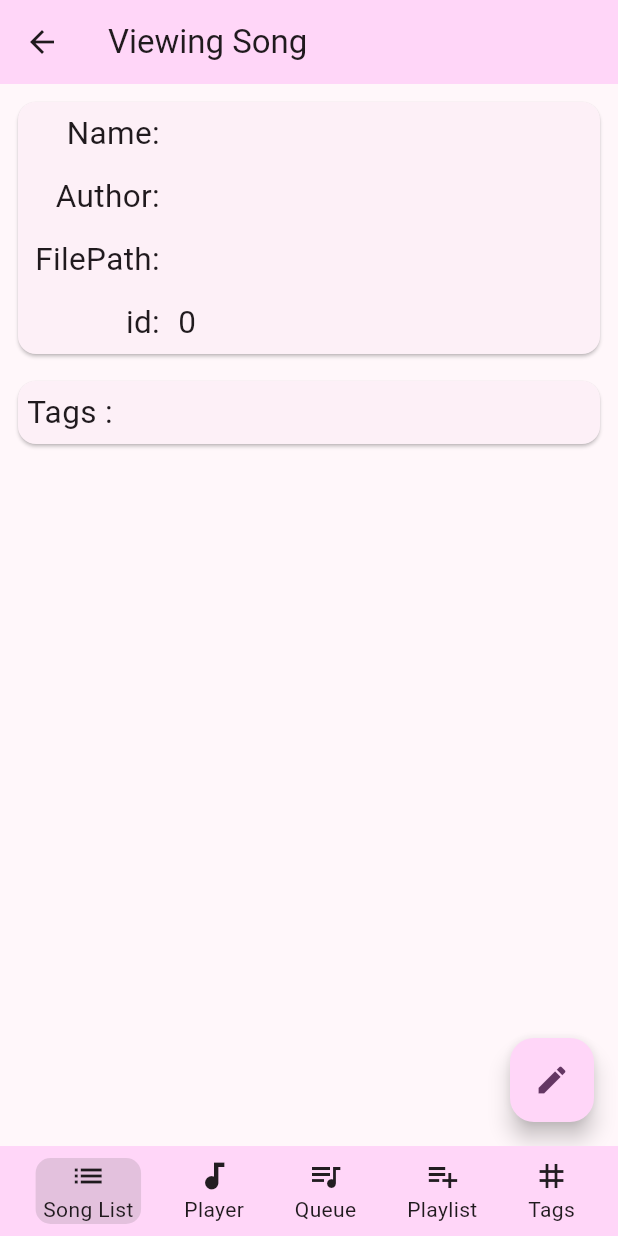
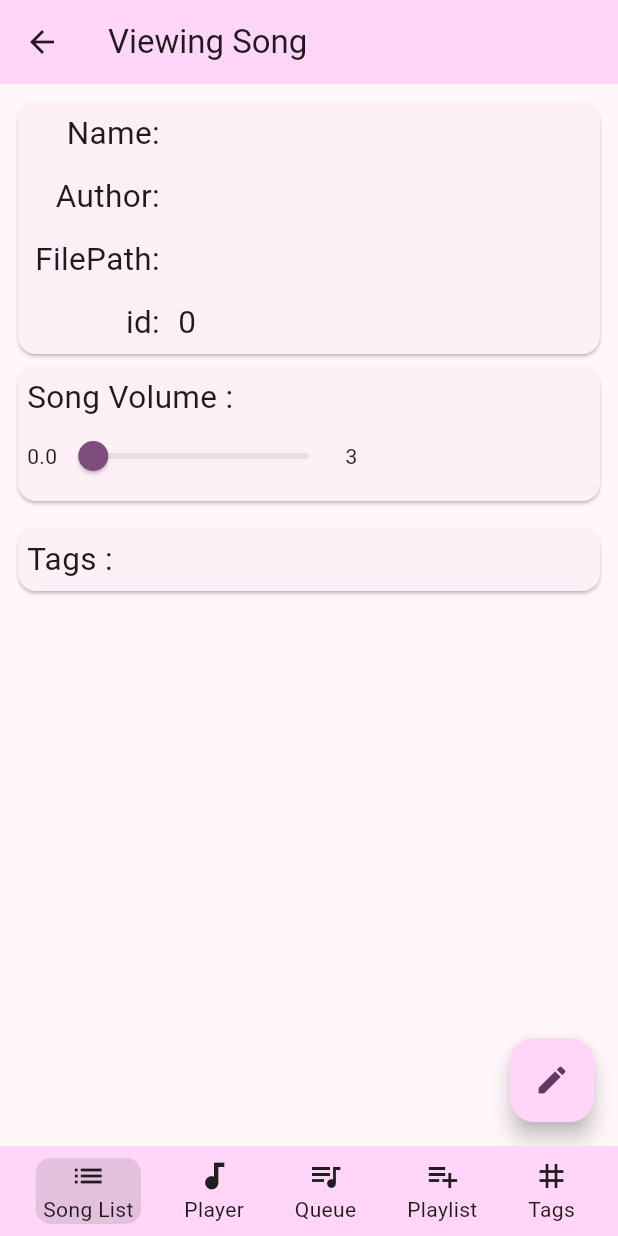
Before and after one commit to OnlyTravis/CustomPlayer_mobileapp, a Flutter app: the EditSongPage screen opened directly with empty values, on a phone screen of 412 x 824 dp. Run offline on Flutter 3.47's test engine with Material 3 defaults, Android fonts, the phone set to English and light mode, and no system bars; our stand-ins replace audio_service, just_audio, permission_handler, rxdart, sqflite, video_player; accounts and stored records are empty; statements that could not run were skipped.

Commit message:
Added Volume Control to Individual Song

```diff
--- a/lib/code/audio_handler.dart
+++ b/lib/code/audio_handler.dart
@@ -217,7 +217,7 @@ class MusicHandler extends BaseAudioHandler with SeekHandler {
   Future<void> playFileAudio(Song song) async {
     await audio_player.setAudioSource(AudioSource.file("${file_handler.root_folder_path}/${song.song_path}"));
     await audio_player.seek(Duration.zero);
-
+    await audio_player.setVolume(song.volume);
     await audio_player.play();
   }
 
--- a/lib/code/database.dart
+++ b/lib/code/database.dart
@@ -11,16 +11,18 @@ class Song {
   String song_path;
   List<int> tag_id_list;
   String? author;
+  double volume;
   bool is_video;
   int song_id;
 
-  Song(this.song_name, this.song_path, this.tag_id_list, this.author, this.is_video, this.song_id);
+  Song(this.song_name, this.song_path, this.tag_id_list, this.author, this.volume, this.is_video, this.song_id);
 
   Song.fromMap(Map<String, Object?> query_result): this(
     query_result["song_name"] as String,
     query_result["song_path"] as String,
     (query_result["tag_id_list_json"] == null)?[]:jsonDecode(query_result["tag_id_list_json"] as String).cast<int>(),
     query_result["author"] as String?,
+    (query_result["volume"] == null)?1:query_result["volume"] as double,
     query_result["is_video"] == 1,
     query_result["song_id"] as int
   );
@@ -112,6 +114,7 @@ class DatabaseHandler {
         song_path TEXT UNIQUE,
         tag_id_list_json TEXT,
         author TEXT,
+        volume REAL,
         is_video INTEGER NOT NULL,
         song_id INTEGER PRIMARY KEY AUTOINCREMENT
       )
@@ -255,6 +258,15 @@ class DatabaseHandler {
     await db.rawUpdate('''
       UPDATE Songs
       SET author = '$author'
+      WHERE song_id = $song_id
+    ''');
+
+    return true;
+  }
+  Future<bool> changeSongVolume(int song_id, double volume) async {
+    await db.rawUpdate('''
+      UPDATE Songs
+      SET volume = $volume
       WHERE song_id = $song_id
     ''');
 
@@ -446,16 +458,16 @@ class DatabaseHandler {
     return return_arr;
   }
   Future<Song> getSongFromEntity(FileEntity entity) async {
-    //try {
+    try {
       final result = await db.rawQuery('''
         SELECT * FROM Songs where song_path = '${preventSqlInjection(entity.getFullPath())}'
       ''');
       if (result.isNotEmpty) return Song.fromMap(result.first);
-      return Song("Error", "Error", [], "Error", false, -1);
-    /*} catch (err) {
+      return Song("Error", "Error", [], "Error", 1, false, -1);
+    } catch (err) {
       print(err);
-      return Song("Error", "Error", [], "Error", false, -1);
-    }*/
+      return Song("Error", "Error", [], "Error", 1, false, -1);
+    }
   }
 
   Future<List<Tag>> getAllTags() async {
--- a/lib/pages/edit_song.dart
+++ b/lib/pages/edit_song.dart
@@ -12,6 +12,8 @@ class EditSongPage extends StatefulWidget {
 }
 
 class _EditSongPageState extends State<EditSongPage> {
+  double volume = 1;
+
   bool is_editing = false;
   bool is_adding_tag = false;
   List<Tag> song_tag_list = [];
@@ -20,6 +22,9 @@ class _EditSongPageState extends State<EditSongPage> {
   @override
   void initState() {
     initTagList();
+    setState(() {
+      volume = widget.song.volume;
+    });
     super.initState();
   }
 
@@ -67,6 +72,7 @@ class _EditSongPageState extends State<EditSongPage> {
             crossAxisAlignment: CrossAxisAlignment.start,
             children: [
               InfoTable(),
+              VolumeSlider(),
               SizedBox(height: 10),
               TagList(),
               if (is_adding_tag) ...[SizedBox(height: 10), addTagMenu()]
@@ -77,6 +83,44 @@ class _EditSongPageState extends State<EditSongPage> {
           onPressed: button_toggleEditMode,
           backgroundColor: Theme.of(context).colorScheme.primaryContainer,
           child: const Icon(Icons.edit),
+        ),
+      ),
+    );
+  }
+
+  Widget VolumeSlider() {
+    return Card(
+      child: Container(
+        width: double.infinity,
+        padding: EdgeInsets.all(6),
+        child: Column(
+          crossAxisAlignment: CrossAxisAlignment.start,
+          children: [
+            Text(
+              "Song Volume : ",
+              textScaler: TextScaler.linear(1.5),
+            ),
+            Row(
+              mainAxisSize: MainAxisSize.max,
+              children: [
+                Text(volume.toString()),
+                Slider(
+                  min: 0,
+                  max: 3,
+                  value: volume,
+                  onChanged: (value) => {
+                    setState(() {
+                      volume = value;
+                    })
+                  },
+                  onChangeEnd: (new_value) async {
+                    await db.changeSongVolume(widget.song.song_id, volume);
+                  },
+                ),
+                Text("3"),
+              ],
+            ),
+          ],
         ),
       ),
     );
--- a/lib/pages/view_playlist.dart
+++ b/lib/pages/view_playlist.dart
@@ -3,7 +3,6 @@ import 'package:song_player/code/database.dart';
 import 'package:song_player/code/utils.dart';
 import 'package:song_player/pages/playlist.dart';
 import 'package:song_player/widgets/AppNavigationWrap.dart';
-import 'package:song_player/widgets/NavigationBar.dart';
 
 class ViewPlaylistPage extends StatefulWidget {
   final Playlist playlist;
```
